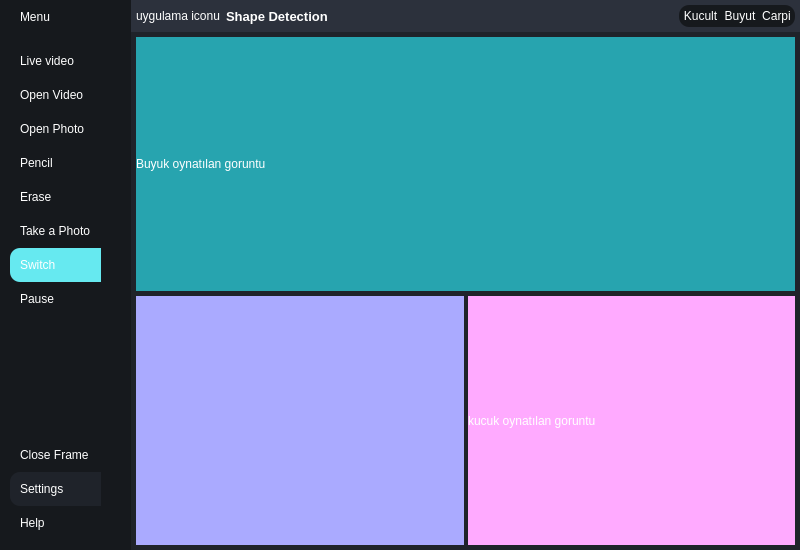
First picture: the form in ShapeDetection/shapedetection.ui, repository aysenurozkann/Shape-Detection, before the edit.
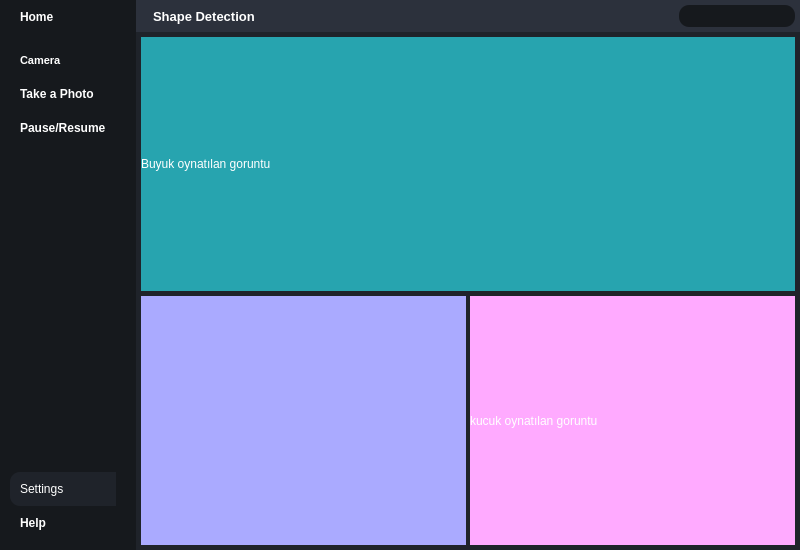
Second picture: the form after the edit. Icons and pictures are not drawn.

Patch:
```diff
--- a/ShapeDetection/shapedetection.ui
+++ b/ShapeDetection/shapedetection.ui
@@ -135,7 +135,7 @@
            <number>0</number>
           </property>
           <property name="rightMargin">
-           <number>30</number>
+           <number>20</number>
           </property>
           <property name="bottomMargin">
            <number>0</number>
@@ -166,6 +166,12 @@
              </property>
              <item>
               <widget class="QPushButton" name="menubtn">
+               <property name="font">
+                <font>
+                 <weight>75</weight>
+                 <bold>true</bold>
+                </font>
+               </property>
                <property name="toolTip">
                 <string>menu</string>
                </property>
@@ -173,7 +179,17 @@
                 <string notr="true"/>
                </property>
                <property name="text">
-                <string>Menu</string>
+                <string>Home</string>
+               </property>
+               <property name="icon">
+                <iconset resource="resources.qrc">
+                 <normaloff>:/icons/icons/align-justify.svg</normaloff>:/icons/icons/align-justify.svg</iconset>
+               </property>
+               <property name="iconSize">
+                <size>
+                 <width>24</width>
+                 <height>24</height>
+                </size>
                </property>
               </widget>
              </item>
@@ -212,83 +228,77 @@
              </property>
              <item>
               <widget class="QPushButton" name="livevideobtn">
+               <property name="font">
+                <font>
+                 <pointsize>8</pointsize>
+                 <weight>75</weight>
+                 <bold>true</bold>
+                </font>
+               </property>
                <property name="toolTip">
                 <string>Live Video</string>
                </property>
                <property name="text">
-                <string>Live video</string>
+                <string>Camera</string>
                </property>
-              </widget>
-             </item>
-             <item>
-              <widget class="QPushButton" name="openvideobtn">
-               <property name="toolTip">
-                <string>Open Video</string>
+               <property name="icon">
+                <iconset resource="resources.qrc">
+                 <normaloff>:/icons/icons/video.svg</normaloff>:/icons/icons/video.svg</iconset>
                </property>
-               <property name="text">
-                <string>Open Video</string>
-               </property>
-              </widget>
-             </item>
-             <item>
-              <widget class="QPushButton" name="openphotobtn">
-               <property name="toolTip">
-                <string>Open Photo</string>
-               </property>
-               <property name="text">
-                <string>Open Photo</string>
-               </property>
-              </widget>
-             </item>
-             <item>
-              <widget class="QPushButton" name="pencilbtn">
-               <property name="toolTip">
-                <string>pencil</string>
-               </property>
-               <property name="text">
-                <string>Pencil</string>
-               </property>
-              </widget>
-             </item>
-             <item>
-              <widget class="QPushButton" name="erasebtn">
-               <property name="toolTip">
-                <string>erase</string>
-               </property>
-               <property name="text">
-                <string>Erase</string>
+               <property name="iconSize">
+                <size>
+                 <width>24</width>
+                 <height>24</height>
+                </size>
                </property>
               </widget>
              </item>
              <item>
               <widget class="QPushButton" name="takephotobtn">
+               <property name="font">
+                <font>
+                 <weight>75</weight>
+                 <bold>true</bold>
+                </font>
+               </property>
                <property name="toolTip">
                 <string>takephoto</string>
                </property>
                <property name="text">
                 <string>Take a Photo</string>
                </property>
-              </widget>
-             </item>
-             <item>
-              <widget class="QPushButton" name="switchbtn">
-               <property name="toolTip">
-                <string>switch</string>
+               <property name="icon">
+                <iconset resource="resources.qrc">
+                 <normaloff>:/icons/icons/save.svg</normaloff>:/icons/icons/save.svg</iconset>
                </property>
-               <property name="styleSheet">
-                <string notr="true">background-color:rgb(0, 170, 255);
-background-color: rgb(102, 233, 240);
-</string>
-               </property>
-               <property name="text">
-                <string>Switch</string>
+               <property name="iconSize">
+                <size>
+                 <width>24</width>
+                 <height>24</height>
+                </size>
                </property>
               </widget>
              </item>
              <item>
               <widget class="QPushButton" name="pausebtn">
+               <property name="font">
+                <font>
+                 <weight>75</weight>
+                 <bold>true</bold>
+                </font>
+               </property>
                <property name="text">
-                <string>Pause</string>
+                <string>Pause/Resume</string>
+               </property>
+               <property name="icon">
+                <iconset resource="resources.qrc">
+                 <normaloff>:/icons/icons/pause-circle.svg</normaloff>:/icons/icons/pause-circle.svg</iconset>
+               </property>
+               <property name="iconSize">
+                <size>
+                 <width>24</width>
+                 <height>24</height>
+                </size>
                </property>
               </widget>
              </item>
@@ -332,13 +342,6 @@
              <property name="bottomMargin">
               <number>10</number>
              </property>
-             <item>
-              <widget class="QPushButton" name="closeFramebtn">
-               <property name="text">
-                <string>Close Frame</string>
-               </property>
-              </widget>
-             </item>
              <item>
               <widget class="QPushButton" name="settingsbtn">
                <property name="toolTip">
@@ -350,10 +353,26 @@
                <property name="text">
                 <string>Settings</string>
                </property>
+               <property name="icon">
+                <iconset resource="resources.qrc">
+                 <normaloff>:/icons/icons/settings.svg</normaloff>:/icons/icons/settings.svg</iconset>
+               </property>
+               <property name="iconSize">
+                <size>
+                 <width>24</width>
+                 <height>24</height>
+                </size>
+               </property>
               </widget>
              </item>
              <item>
               <widget class="QPushButton" name="helpbtn">
+               <property name="font">
+                <font>
+                 <weight>75</weight>
+                 <bold>true</bold>
+                </font>
+               </property>
                <property name="toolTip">
                 <string>Help</string>
                </property>
@@ -363,6 +382,16 @@
                <property name="text">
                 <string>Help</string>
                </property>
+               <property name="icon">
+                <iconset resource="resources.qrc">
+                 <normaloff>:/icons/icons/help-circle.svg</normaloff>:/icons/icons/help-circle.svg</iconset>
+               </property>
+               <property name="iconSize">
+                <size>
+                 <width>24</width>
+                 <height>24</height>
+                </size>
+               </property>
               </widget>
              </item>
             </layout>
@@ -448,8 +477,33 @@
              </property>
              <item>
               <widget class="QLabel" name="label_2">
+               <property name="minimumSize">
+                <size>
+                 <width>0</width>
+                 <height>0</height>
+                </size>
+               </property>
+               <property name="font">
+                <font>
+                 <pointsize>8</pointsize>
+                 <weight>50</weight>
+                 <bold>false</bold>
+                </font>
+               </property>
+               <property name="lineWidth">
+                <number>1</number>
+               </property>
                <property name="text">
-                <string>uygulama iconu</string>
+                <string/>
+               </property>
+               <property name="pixmap">
+                <pixmap resource="resources.qrc">:/icons/icons/smile.svg</pixmap>
+               </property>
+               <property name="margin">
+                <number>3</number>
+               </property>
+               <property name="indent">
+                <number>-1</number>
                </property>
               </widget>
              </item>
@@ -500,21 +554,51 @@
              <item>
               <widget class="QPushButton" name="pushButton_2">
                <property name="text">
-                <string>Kucult</string>
+                <string/>
+               </property>
+               <property name="icon">
+                <iconset resource="resources.qrc">
+                 <normaloff>:/icons/icons/minus.svg</normaloff>:/icons/icons/minus.svg</iconset>
+               </property>
+               <property name="iconSize">
+                <size>
+                 <width>20</width>
+                 <height>20</height>
+                </size>
                </property>
               </widget>
              </item>
              <item>
               <widget class="QPushButton" name="pushButton_3">
                <property name="text">
-                <string>Buyut</string>
+                <string/>
+               </property>
+               <property name="icon">
+                <iconset resource="resources.qrc">
+                 <normaloff>:/icons/icons/maximize.svg</normaloff>:/icons/icons/maximize.svg</iconset>
+               </property>
+               <property name="iconSize">
+                <size>
+                 <width>20</width>
+                 <height>20</height>
+                </size>
                </property>
               </widget>
              </item>
              <item>
               <widget class="QPushButton" name="pushButton">
                <property name="text">
-                <string>Carpi</string>
+                <string/>
+               </property>
+               <property name="icon">
+                <iconset resource="resources.qrc">
+                 <normaloff>:/icons/icons/x.svg</normaloff>:/icons/icons/x.svg</iconset>
+               </property>
+               <property name="iconSize">
+                <size>
+                 <width>20</width>
+                 <height>20</height>
+                </size>
                </property>
               </widget>
              </item>
```
Left out of the diff: 8 changed lines with no effect on the pictures.
